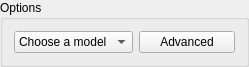
This is epipy/ui/view/optionsgroupbox.ui in ckaus/EpiPy as Qt 5 draws it before an edit. The edited form follows.
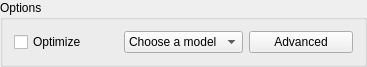
This is the edited form.

Commit message: optimize function and error messages are available in gui, some bug fixes

The edit to the form file:
```diff
--- a/epipy/ui/view/optionsgroupbox.ui
+++ b/epipy/ui/view/optionsgroupbox.ui
@@ -6,8 +6,8 @@
    <rect>
     <x>0</x>
     <y>0</y>
-    <width>249</width>
-    <height>67</height>
+    <width>367</width>
+    <height>63</height>
    </rect>
   </property>
   <property name="windowTitle">
@@ -16,8 +16,8 @@
   <property name="title">
    <string>Options</string>
   </property>
-  <layout class="QFormLayout" name="formLayout">
-   <item row="0" column="0">
+  <layout class="QGridLayout" name="gridLayout">
+   <item row="2" column="1">
     <widget class="QComboBox" name="model_combo_box">
      <property name="sizePolicy">
       <sizepolicy hsizetype="Preferred" vsizetype="Preferred">
@@ -53,7 +53,7 @@
      </item>
     </widget>
    </item>
-   <item row="0" column="1">
+   <item row="2" column="2">
     <widget class="QPushButton" name="advanced_btn">
      <property name="sizePolicy">
       <sizepolicy hsizetype="Preferred" vsizetype="Preferred">
@@ -66,6 +66,13 @@
      </property>
     </widget>
    </item>
+   <item row="2" column="0">
+    <widget class="QCheckBox" name="optimize_check_box">
+     <property name="text">
+      <string>Optimize</string>
+     </property>
+    </widget>
+   </item>
   </layout>
  </widget>
  <resources/>
```
The commit also changes 7 other files.
